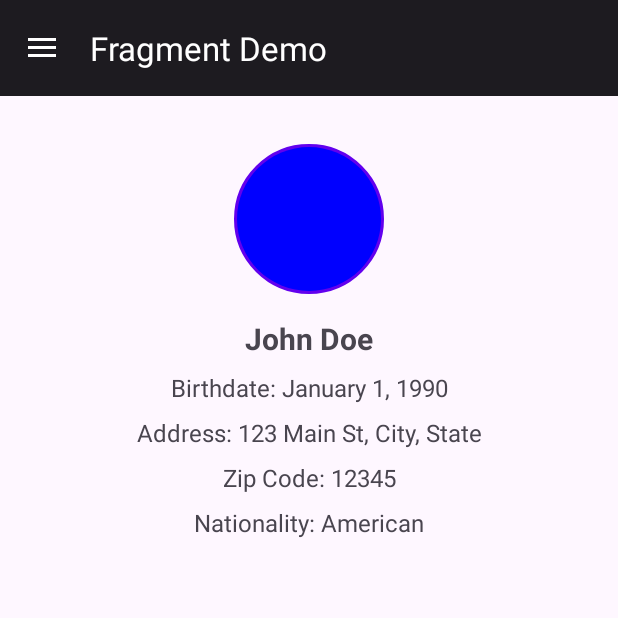
After one commit to rojasdev/FragmentDemoNewVersion, an Android app: the fragment FragmentFour placed in its activity, on a phone screen of 412 x 824 dp, the top half of it. The commit adds this screen. Run offline under Robolectric (Android 15) with nearby library versions, the phone set to English and light mode, and no system bars.

Commit message:
New update profile

```diff
--- /dev/null
+++ b/app/src/main/java/com/rhix/fragmentdemo/FragmentFive.java
@@ -0,0 +1,19 @@
+package com.rhix.fragmentdemo;
+
+import android.os.Bundle;
+import android.view.LayoutInflater;
+import android.view.View;
+import android.view.ViewGroup;
+
+import androidx.annotation.NonNull;
+import androidx.annotation.Nullable;
+import androidx.fragment.app.Fragment;
+
+public class FragmentFive extends Fragment {
+
+    @Nullable
+    @Override
+    public View onCreateView(@NonNull LayoutInflater inflater, @Nullable ViewGroup container, @Nullable Bundle savedInstanceState) {
+        return inflater.inflate(R.layout.activity_fragment_five, container, false);
+    }
+}
--- /dev/null
+++ b/app/src/main/java/com/rhix/fragmentdemo/FragmentFour.java
@@ -0,0 +1,19 @@
+package com.rhix.fragmentdemo;
+
+import android.os.Bundle;
+import android.view.LayoutInflater;
+import android.view.View;
+import android.view.ViewGroup;
+
+import androidx.annotation.NonNull;
+import androidx.annotation.Nullable;
+import androidx.fragment.app.Fragment;
+
+public class FragmentFour extends Fragment {
+
+    @Nullable
+    @Override
+    public View onCreateView(@NonNull LayoutInflater inflater, @Nullable ViewGroup container, @Nullable Bundle savedInstanceState) {
+        return inflater.inflate(R.layout.activity_fragment_four, container, false);
+    }
+}
--- /dev/null
+++ b/app/src/main/java/com/rhix/fragmentdemo/FragmentThree.java
@@ -0,0 +1,19 @@
+package com.rhix.fragmentdemo;
+
+import android.os.Bundle;
+import android.view.LayoutInflater;
+import android.view.View;
+import android.view.ViewGroup;
+
+import androidx.annotation.NonNull;
+import androidx.annotation.Nullable;
+import androidx.fragment.app.Fragment;
+
+public class FragmentThree extends Fragment {
+
+    @Nullable
+    @Override
+    public View onCreateView(@NonNull LayoutInflater inflater, @Nullable ViewGroup container, @Nullable Bundle savedInstanceState) {
+        return inflater.inflate(R.layout.activity_fragment_three, container, false);
+    }
+}
--- a/app/src/main/java/com/rhix/fragmentdemo/MainActivity.java
+++ b/app/src/main/java/com/rhix/fragmentdemo/MainActivity.java
@@ -72,6 +72,12 @@ public class MainActivity extends AppCompatActivity implements NavigationView.On
             fragment = new FragmentOne();
         } else if (id == R.id.nav_fragment_two) {
             fragment = new FragmentTwo();  // Add more fragments as needed
+        } else if(id == R.id.nav_fragment_three){
+            fragment = new FragmentThree();
+        } else if(id == R.id.nav_fragment_four){
+            fragment = new FragmentFour();
+        } else if (id == R.id.nav_fragment_five){
+            fragment = new FragmentFive();
         }
 
         // Replace the fragment if it exists
--- /dev/null
+++ b/app/src/main/res/drawable/profile_image_border.xml
@@ -0,0 +1,16 @@
+<shape xmlns:android="http://schemas.android.com/apk/res/android"
+    android:shape="oval">
+
+    <solid android:color="@android:color/transparent" />
+
+    <stroke
+        android:width="4dp"
+        android:color="#FF6200EE" /> <!-- Replace with your preferred color -->
+
+    <padding
+        android:left="2dp"
+        android:top="2dp"
+        android:right="2dp"
+        android:bottom="2dp" />
+
+</shape>
--- /dev/null
+++ b/app/src/main/res/drawable/profile_picture.xml
@@ -0,0 +1,8 @@
+<?xml version="1.0" encoding="utf-8"?>
+<shape xmlns:android="http://schemas.android.com/apk/res/android">
+    <size
+        android:width="100dp"
+        android:height="100dp" />
+    <solid android:color="#0000FF" />
+    <corners android:radius="50dp" />
+</shape>
--- /dev/null
+++ b/app/src/main/res/layout/activity_fragment_five.xml
@@ -0,0 +1,14 @@
+<?xml version="1.0" encoding="utf-8"?>
+<LinearLayout xmlns:android="http://schemas.android.com/apk/res/android"
+    android:layout_width="match_parent"
+    android:layout_height="match_parent"
+    android:orientation="vertical"
+    android:gravity="center">
+
+    <TextView
+        android:layout_width="wrap_content"
+        android:layout_height="wrap_content"
+        android:text="Fragment Five"
+        android:textSize="24sp" />
+
+</LinearLayout>
--- /dev/null
+++ b/app/src/main/res/layout/activity_fragment_four.xml
@@ -0,0 +1,83 @@
+<?xml version="1.0" encoding="utf-8"?>
+<androidx.constraintlayout.widget.ConstraintLayout xmlns:android="http://schemas.android.com/apk/res/android"
+    xmlns:app="http://schemas.android.com/apk/res-auto"
+    xmlns:tools="http://schemas.android.com/tools"
+    android:layout_width="match_parent"
+    android:layout_height="match_parent"
+    tools:context=".FragmentFour">
+
+    <!-- Profile Image -->
+    <ImageView
+        android:id="@+id/profile_image"
+        android:layout_width="100dp"
+        android:layout_height="100dp"
+        android:layout_marginTop="32dp"
+        android:src="@drawable/profile_picture"
+        android:contentDescription="Profile Image"
+        android:background="@drawable/profile_image_border"
+        app:layout_constraintTop_toTopOf="parent"
+        app:layout_constraintStart_toStartOf="parent"
+        app:layout_constraintEnd_toEndOf="parent" />
+
+    <!-- User's Name -->
+    <TextView
+        android:id="@+id/profile_name"
+        android:layout_width="wrap_content"
+        android:layout_height="wrap_content"
+        android:layout_marginTop="16dp"
+        android:text="John Doe"
+        android:textSize="20sp"
+        android:textStyle="bold"
+        app:layout_constraintTop_toBottomOf="@id/profile_image"
+        app:layout_constraintStart_toStartOf="parent"
+        app:layout_constraintEnd_toEndOf="parent" />
+
+    <!-- Birthdate -->
+    <TextView
+        android:id="@+id/profile_birthdate"
+        android:layout_width="wrap_content"
+        android:layout_height="wrap_content"
+        android:layout_marginTop="8dp"
+        android:text="Birthdate: January 1, 1990"
+        android:textSize="16sp"
+        app:layout_constraintTop_toBottomOf="@id/profile_name"
+        app:layout_constraintStart_toStartOf="parent"
+        app:layout_constraintEnd_toEndOf="parent" />
+
+    <!-- Address -->
+    <TextView
+        android:id="@+id/profile_address"
+        android:layout_width="wrap_content"
+        android:layout_height="wrap_content"
+        android:layout_marginTop="8dp"
+        android:text="Address: 123 Main St, City, State"
+        android:textSize="16sp"
+        app:layout_constraintTop_toBottomOf="@id/profile_birthdate"
+        app:layout_constraintStart_toStartOf="parent"
+        app:layout_constraintEnd_toEndOf="parent" />
+
+    <!-- Zip Code -->
+    <TextView
+        android:id="@+id/profile_zip_code"
+        android:layout_width="wrap_content"
+        android:layout_height="wrap_content"
+        android:layout_marginTop="8dp"
+        android:text="Zip Code: 12345"
+        android:textSize="16sp"
+        app:layout_constraintTop_toBottomOf="@id/profile_address"
+        app:layout_constraintStart_toStartOf="parent"
+        app:layout_constraintEnd_toEndOf="parent" />
+
+    <!-- Nationality -->
+    <TextView
+        android:id="@+id/profile_nationality"
+        android:layout_width="wrap_content"
+        android:layout_height="wrap_content"
+        android:layout_marginTop="8dp"
+        android:text="Nationality: American"
+        android:textSize="16sp"
+        app:layout_constraintTop_toBottomOf="@id/profile_zip_code"
+        app:layout_constraintStart_toStartOf="parent"
+        app:layout_constraintEnd_toEndOf="parent" />
+
+</androidx.constraintlayout.widget.ConstraintLayout>
--- /dev/null
+++ b/app/src/main/res/layout/activity_fragment_three.xml
@@ -0,0 +1,14 @@
+<?xml version="1.0" encoding="utf-8"?>
+<LinearLayout xmlns:android="http://schemas.android.com/apk/res/android"
+    android:layout_width="match_parent"
+    android:layout_height="match_parent"
+    android:orientation="vertical"
+    android:gravity="center">
+
+    <TextView
+        android:layout_width="wrap_content"
+        android:layout_height="wrap_content"
+        android:text="Fragment Three"
+        android:textSize="24sp" />
+
+</LinearLayout>
--- a/app/src/main/res/menu/drawer_menu.xml
+++ b/app/src/main/res/menu/drawer_menu.xml
@@ -2,12 +2,18 @@
     <group android:checkableBehavior="single">
         <item
             android:id="@+id/nav_fragment_one"
-            android:title="Fragment One" />
+            android:title="@string/menu_one" />
         <item
             android:id="@+id/nav_fragment_two"
-            android:title="Fragment Two" />
+            android:title="@string/menu_two" />
         <item
             android:id="@+id/nav_fragment_three"
-            android:title="Fragment Three" />
+            android:title="@string/menu_three" />
+        <item
+            android:id="@+id/nav_fragment_four"
+            android:title="@string/menu_four" />
+        <item
+            android:id="@+id/nav_fragment_five"
+            android:title="@string/menu_five" />
     </group>
 </menu>
--- a/app/src/main/res/values/colors.xml
+++ b/app/src/main/res/values/colors.xml
@@ -2,4 +2,5 @@
 <resources>
     <color name="black">#FF000000</color>
     <color name="white">#FFFFFFFF</color>
+    <color name="red">#F00</color>
 </resources>
--- a/app/src/main/res/values/strings.xml
+++ b/app/src/main/res/values/strings.xml
@@ -3,4 +3,9 @@
     <string name="open">Open</string> <!-- Add this line -->
     <string name="close">Close</string> <!-- Add this line -->
     <string name="fragment_one">Fragment One</string>
+    <string name="menu_one">Activity 1</string>
+    <string name="menu_two">Activity 2</string>
+    <string name="menu_three">Activity 3</string>
+    <string name="menu_four">Profile</string>
+    <string name="menu_five">Activity 5</string>
 </resources>
```
